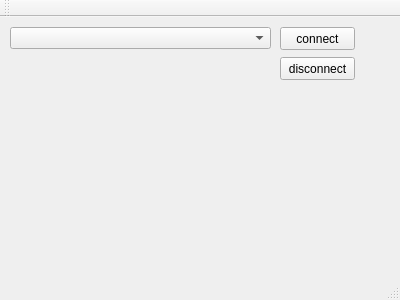
The window that SimpleSerial/mainwindow.ui (KROIA/QT-Serial-Communication-example) describes before a commit, drawn with Qt 5.
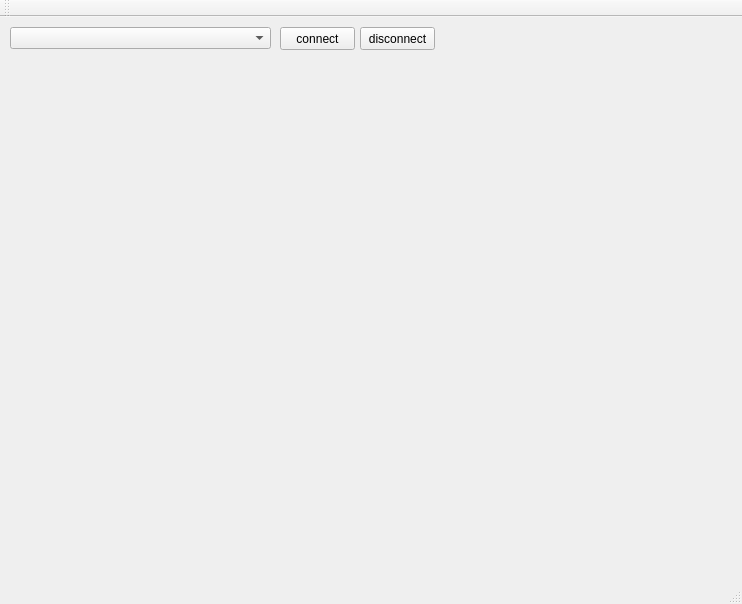
The same window after the commit.

Patch:
```diff
--- a/SimpleSerial/mainwindow.ui
+++ b/SimpleSerial/mainwindow.ui
@@ -6,8 +6,8 @@
    <rect>
     <x>0</x>
     <y>0</y>
-    <width>400</width>
-    <height>300</height>
+    <width>742</width>
+    <height>604</height>
    </rect>
   </property>
   <property name="windowTitle">
@@ -40,8 +40,8 @@
    <widget class="QPushButton" name="disconnect_button">
     <property name="geometry">
      <rect>
-      <x>280</x>
-      <y>40</y>
+      <x>360</x>
+      <y>10</y>
       <width>75</width>
       <height>23</height>
      </rect>
```
Left out of the diff: 14 changed lines with no effect on the pictures.
